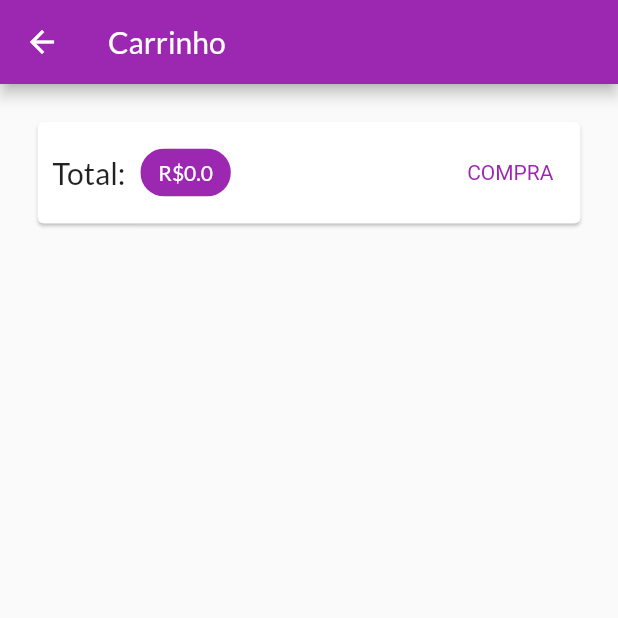
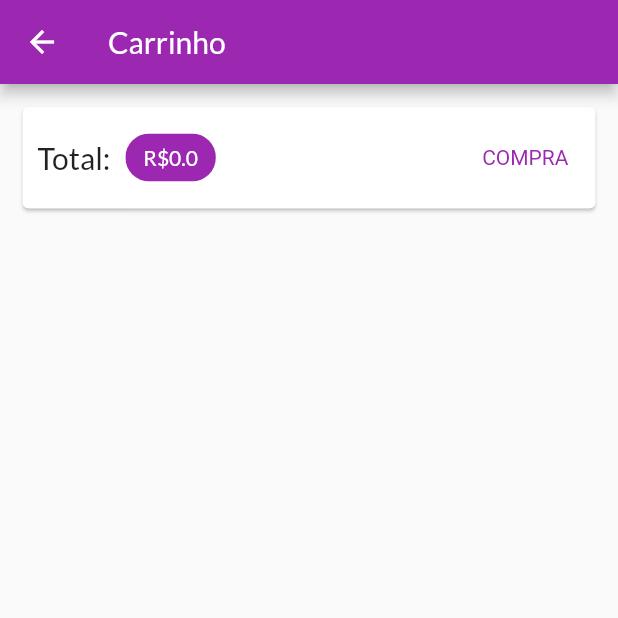
Before and after one commit to marcelooo616/study_projects, a Flutter app: the CartPage screen opened by its route, on a phone screen of 412 x 824 dp, the top half of it. Run offline on Flutter 3.47's test engine with Material 2 defaults, Android fonts, the phone set to English and light mode, and no system bars; network calls fail.

Commit message:
feat - Itens do Carrinho

```diff
--- a/shop/lib/src/view/pages/cart_page.dart
+++ b/shop/lib/src/view/pages/cart_page.dart
@@ -3,6 +3,7 @@ import 'package:flutter/src/widgets/framework.dart';
 import 'package:flutter/src/widgets/placeholder.dart';
 import 'package:provider/provider.dart';
 import 'package:shop/src/models/class/cart.dart';
+import 'package:shop/src/view/widgets/cart_item.dart';
 
 class CartPage extends StatelessWidget {
   const CartPage({super.key});
@@ -10,13 +11,14 @@ class CartPage extends StatelessWidget {
   @override
   Widget build(BuildContext context) {
     final Cart cart = Provider.of(context);
+    final prod = cart.items.values.toList();
     return Scaffold(
       appBar: AppBar(
         title: Text('Carrinho'),
       ),
       body: Column(children: [
         Card(
-          margin: const EdgeInsets.all(25),
+          margin: const EdgeInsets.symmetric(horizontal: 15, vertical: 15),
           child: Padding(
             padding: const EdgeInsets.all(10),
             child: Row(
@@ -46,6 +48,12 @@ class CartPage extends StatelessWidget {
                 ),)
             ]),
           ),
+        ),
+        Expanded(
+          child: ListView.builder(
+            itemCount: prod.length,
+            itemBuilder: (context, index) => CartItemWidget(cartItem: prod[index])
+            )
         )
       ]),
     );
```
Also changed, not shown: shop/lib/src/view/widgets/cart_item.dart (added, +34 -0 lines).
